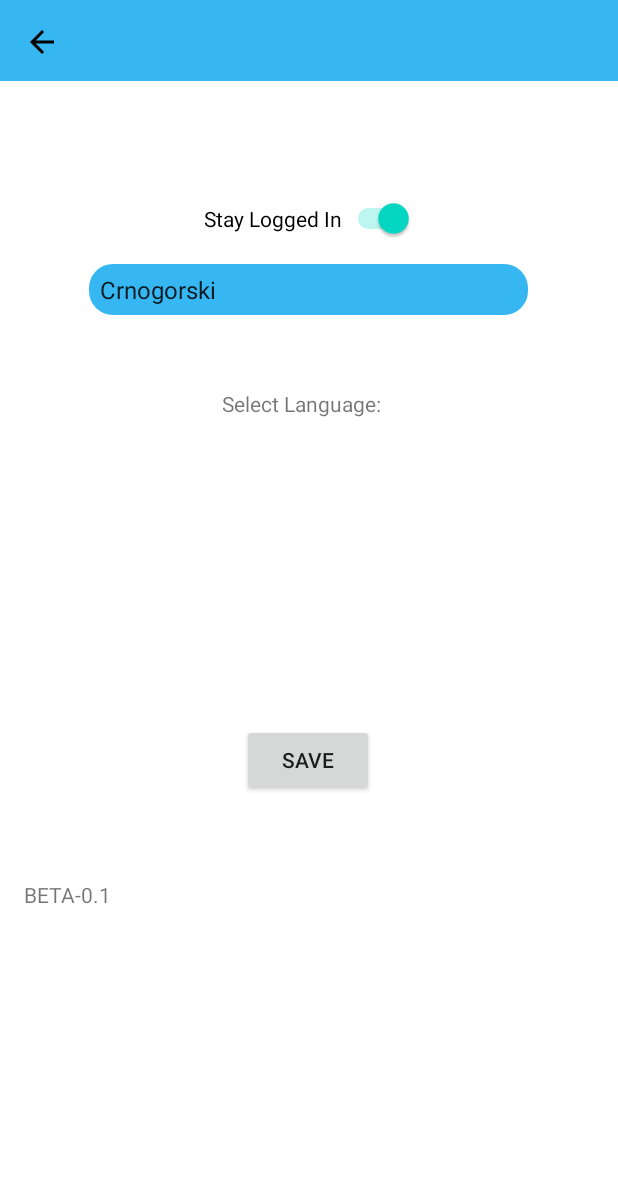
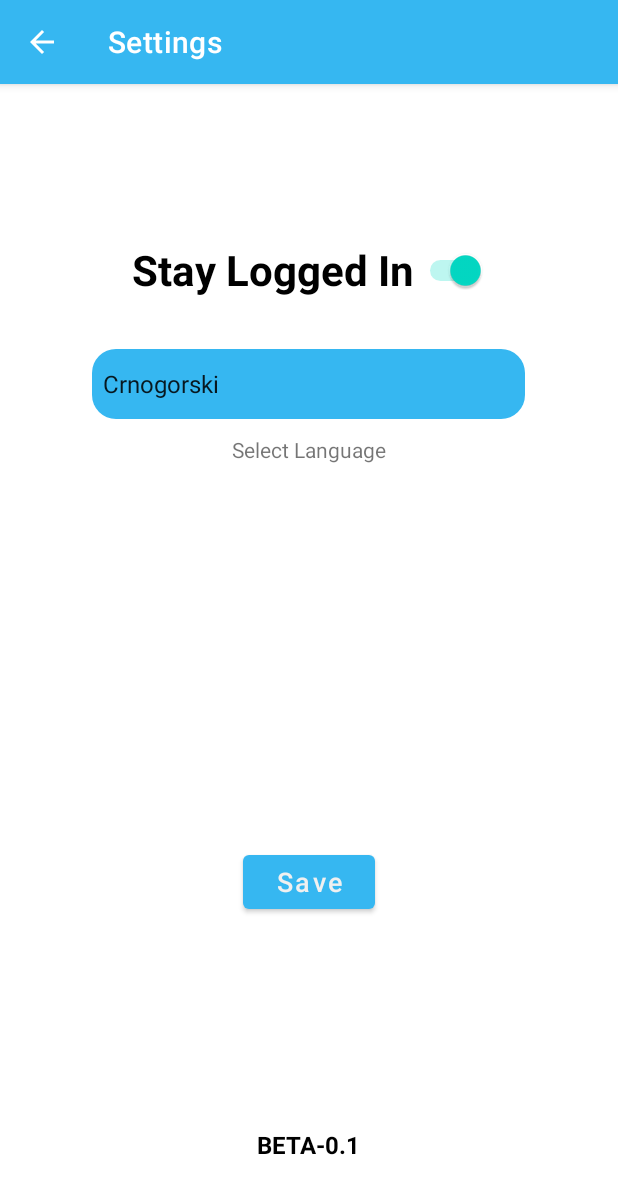
Before and after one commit to djuraskovicc/Unija-Challenge, an Android app: the screen it shows after launch (settings before the commit, Settings after it), after a tap on "Settings", on a phone screen of 412 x 824 dp. Shown: the top 1194 px of the screen. Run offline under Robolectric (Android 15) with nearby library versions, the phone set to English and light mode, and no system bars.

Commit message:
Settings UI updated + http connection update

```diff
--- a/app/src/main/AndroidManifest.xml
+++ b/app/src/main/AndroidManifest.xml
@@ -20,8 +20,10 @@
         android:theme="@style/Theme.Challenge"
         tools:targetApi="31">
         <activity
-            android:name=".settings"
-            android:exported="false" />
+            android:name=".Settings"
+            android:exported="false"
+            android:label="Settings"
+            android:parentActivityName=".MainActivity" />
         <activity
             android:name=".ImageScanner"
             android:exported="false"
--- a/app/src/main/java/com/example/challange/ImageScanner.java
+++ b/app/src/main/java/com/example/challange/ImageScanner.java
@@ -1,41 +1,25 @@
 package com.example.challange;
 
-import androidx.activity.result.ActivityResultLauncher;
-import androidx.activity.result.contract.ActivityResultContract;
-import androidx.activity.result.contract.ActivityResultContracts;
-import androidx.annotation.NonNull;
-import androidx.annotation.Nullable;
 import androidx.appcompat.app.AppCompatActivity;
 import androidx.camera.core.CameraSelector;
 import androidx.camera.core.Preview;
 import androidx.camera.lifecycle.ProcessCameraProvider;
 import androidx.camera.view.PreviewView;
-import androidx.core.app.ActivityOptionsCompat;
 import androidx.core.content.ContextCompat;
 
 import android.os.Bundle;
 import android.util.Log;
-import android.view.View;
-import android.widget.EditText;
 import android.widget.ImageButton;
 import android.widget.ImageView;
 import android.widget.TextView;
-
 import com.google.common.util.concurrent.ListenableFuture;
-
-import java.io.IOException;
-import okhttp3.Call;
-import okhttp3.Callback;
 import okhttp3.OkHttpClient;
-import okhttp3.Request;
-import okhttp3.Response;
 
 public class ImageScanner extends AppCompatActivity {
     OkHttpClient httpClient;
     ImageButton clear, camera, copy;
     ImageView scanPicture;
     TextView scanText;
-    String getUrl, postUrl;
     PreviewView cameraView;
     private ListenableFuture<ProcessCameraProvider> cameraProviderFuture;
 
@@ -81,25 +65,4 @@ public class ImageScanner extends AppCompatActivity {
             }
         }, ContextCompat.getMainExecutor(this));
     }
-
-    public void getRequest(){
-        Request request = new Request.Builder().url(getUrl).build();
-
-        httpClient.newCall(request).enqueue(new Callback() {
-            @Override
-            public void onFailure(@NonNull Call call, @NonNull IOException e) {
-                e.printStackTrace();
-            }
-
-            @Override
-            public void onResponse(@NonNull Call call, @NonNull Response response) throws IOException {
-                runOnUiThread(new Runnable() {
-                    @Override
-                    public void run() {
-
-                    }
-                });
-            }
-        });
-    }
 }
--- a/app/src/main/java/com/example/challange/MainActivity.java
+++ b/app/src/main/java/com/example/challange/MainActivity.java
@@ -69,9 +69,8 @@ public class MainActivity extends AppCompatActivity {
 
         MenuItem settings = menu.findItem(R.id.settings);
         settings.setOnMenuItemClickListener(item -> {
-            startActivity(new Intent(MainActivity.this, settings.class));
-            finish();
-            return false;
+            startActivity(new Intent(MainActivity.this, Settings.class));
+            return true;
         });
 
         return true;
--- a/app/src/main/java/com/example/challange/settings.java
+++ b/app/src/main/java/com/example/challange/Settings.java
@@ -1,20 +1,21 @@
 package com.example.challange;
-import android.app.Activity;
+
+import androidx.appcompat.app.AppCompatActivity;
+import android.annotation.SuppressLint;
+import android.content.Intent;
 import android.os.Bundle;
-import android.view.View;
-import android.widget.AdapterView;
 import android.widget.ArrayAdapter;
 import android.widget.Button;
-import android.widget.CompoundButton;
 import android.widget.Spinner;
 import android.widget.Switch;
 
-public class settings extends Activity {
+public class Settings extends AppCompatActivity {
 
-    private Switch stayLoggedInSwitch;
-    private Spinner languageSpinner;
-    private Button saveButton;
+    Switch stayLoggedInSwitch;
+    Spinner languageSpinner;
+    Button saveButton;
 
+    @SuppressLint("MissingInflatedId")
     @Override
     protected void onCreate(Bundle savedInstanceState) {
         super.onCreate(savedInstanceState);
@@ -30,12 +31,10 @@ public class settings extends Activity {
         languageSpinner.setAdapter(adapter);
 
         // Handle the "Save" button click
-        saveButton.setOnClickListener(new View.OnClickListener() {
-            @Override
-            public void onClick(View v) {
-                // Save settings and return to the main activity
-                finish();
-            }
+        saveButton.setOnClickListener(view -> {
+            // Save settings and return to the main activity
+            startActivity(new Intent(Settings.this, MainActivity.class));
+            finish();
         });
     }
 }
--- /dev/null
+++ b/app/src/main/java/com/example/http/HttpComunication.java
@@ -0,0 +1,58 @@
+package com.example.http;
+
+import android.app.Activity;
+import androidx.annotation.NonNull;
+import java.io.File;
+import java.io.IOException;
+import okhttp3.Call;
+import okhttp3.Callback;
+import okhttp3.MediaType;
+import okhttp3.MultipartBody;
+import okhttp3.OkHttpClient;
+import okhttp3.Request;
+import okhttp3.RequestBody;
+import okhttp3.Response;
+
+public class HttpComunication {
+
+    public static void getRequest(Activity activity, OkHttpClient httpClient, File file, String getUrl){
+        Request request = new Request.Builder().url(getUrl).build();
+
+        httpClient.newCall(request).enqueue(new Callback() {
+            @Override
+            public void onFailure(@NonNull Call call, @NonNull IOException e) {
+                e.printStackTrace();
+            }
+
+            @Override
+            public void onResponse(@NonNull Call call, @NonNull Response response) throws IOException {
+                activity.runOnUiThread(() -> {
+                    OkHttpClient client = new OkHttpClient();
+                    RequestBody requestBody = new MultipartBody.Builder().setType(MultipartBody.FORM)
+                            .addFormDataPart("fileUpload", file.getName(),
+                                    RequestBody.create(MediaType.parse("text/json"), file))
+                            .build();
+
+                    Request request1 = new Request.Builder()
+                            .url(getUrl)
+                            .post(requestBody)
+                            .build();
+                    Response response1;
+                    try {
+                        response1 = client.newCall(request1).execute();
+                    } catch (IOException e) {
+                        throw new RuntimeException(e);
+                    }
+
+                    if (response1.code() != 200) {
+                        System.out.println("Something went wrong");
+                    }
+                });
+            }
+        });
+    }
+
+    public static void postRequest(){
+
+    }
+}
--- a/app/src/main/res/drawable/settings.xml
+++ b/app/src/main/res/drawable/settings.xml
@@ -1,4 +1,4 @@
-<vector android:height="24dp" android:tint="#000000"
+<vector android:height="24dp" android:tint="#FFFFFF"
     android:viewportHeight="24" android:viewportWidth="24"
     android:width="24dp" xmlns:android="http://schemas.android.com/apk/res/android">
     <path android:fillColor="@android:color/white" android:pathData="M19.14,12.94c0.04,-0.3 0.06,-0.61 0.06,-0.94c0,-0.32 -0.02,-0.64 -0.07,-0.94l2.03,-1.58c0.18,-0.14 0.23,-0.41 0.12,-0.61l-1.92,-3.32c-0.12,-0.22 -0.37,-0.29 -0.59,-0.22l-2.39,0.96c-0.5,-0.38 -1.03,-0.7 -1.62,-0.94L14.4,2.81c-0.04,-0.24 -0.24,-0.41 -0.48,-0.41h-3.84c-0.24,0 -0.43,0.17 -0.47,0.41L9.25,5.35C8.66,5.59 8.12,5.92 7.63,6.29L5.24,5.33c-0.22,-0.08 -0.47,0 -0.59,0.22L2.74,8.87C2.62,9.08 2.66,9.34 2.86,9.48l2.03,1.58C4.84,11.36 4.8,11.69 4.8,12s0.02,0.64 0.07,0.94l-2.03,1.58c-0.18,0.14 -0.23,0.41 -0.12,0.61l1.92,3.32c0.12,0.22 0.37,0.29 0.59,0.22l2.39,-0.96c0.5,0.38 1.03,0.7 1.62,0.94l0.36,2.54c0.05,0.24 0.24,0.41 0.48,0.41h3.84c0.24,0 0.44,-0.17 0.47,-0.41l0.36,-2.54c0.59,-0.24 1.13,-0.56 1.62,-0.94l2.39,0.96c0.22,0.08 0.47,0 0.59,-0.22l1.92,-3.32c0.12,-0.22 0.07,-0.47 -0.12,-0.61L19.14,12.94zM12,15.6c-1.98,0 -3.6,-1.62 -3.6,-3.6s1.62,-3.6 3.6,-3.6s3.6,1.62 3.6,3.6S13.98,15.6 12,15.6z"/>
--- a/app/src/main/res/layout/activity_settings.xml
+++ b/app/src/main/res/layout/activity_settings.xml
@@ -1,83 +1,63 @@
 <?xml version="1.0" encoding="utf-8"?>
-<androidx.constraintlayout.widget.ConstraintLayout xmlns:android="http://schemas.android.com/apk/res/android"
+<RelativeLayout xmlns:android="http://schemas.android.com/apk/res/android"
     xmlns:app="http://schemas.android.com/apk/res-auto"
     xmlns:tools="http://schemas.android.com/tools"
     android:layout_width="match_parent"
     android:layout_height="match_parent"
-    tools:context=".settings">
-
-    <!-- Blue top bar -->
-    <View
-        android:id="@+id/topBar"
-        android:layout_width="match_parent"
-        android:layout_height="54dp"
-        android:background="#36B7F1"
-        app:layout_constraintTop_toTopOf="parent"
-        app:layout_constraintStart_toStartOf="parent"
-        app:layout_constraintEnd_toEndOf="parent" />
-
-    <!-- Add an ImageButton at the top-left corner -->
-    <ImageButton
-        android:id="@+id/backButton"
-        android:layout_width="wrap_content"
-        android:layout_height="wrap_content"
-        android:layout_marginStart="16dp"
-        android:layout_marginTop="16dp"
-        android:background="@drawable/arrow_back"
-        app:layout_constraintStart_toStartOf="parent"
-        app:layout_constraintTop_toTopOf="parent" />
+    tools:context=".Settings"
+    tools:ignore="UseSwitchCompatOrMaterialXml">
 
     <Switch
         android:id="@+id/stayLoggedInSwitch"
         android:layout_width="wrap_content"
         android:layout_height="wrap_content"
-        android:layout_marginStart="136dp"
-        android:layout_marginTop="132dp"
+        android:layout_centerHorizontal="true"
+        android:layout_marginTop="100dp"
         android:checked="true"
-        android:text="Stay Logged In"
-        app:layout_constraintStart_toStartOf="parent"
-        app:layout_constraintTop_toTopOf="parent" />
+        android:fontFamily="sans-serif"
+        android:minHeight="48dp"
+        android:text="@string/stay_logged_in"
+        android:textSize="28sp"
+        android:textStyle="bold" />
+
+    <Spinner
+        android:id="@+id/languageSpinner"
+        android:layout_width="290dp"
+        android:layout_height="48dp"
+        android:layout_below="@+id/stayLoggedInSwitch"
+        android:layout_centerHorizontal="true"
+        android:layout_marginTop="28dp"
+        android:background="@drawable/background_language_section" />
 
     <TextView
         android:id="@+id/textView"
         android:layout_width="wrap_content"
         android:layout_height="wrap_content"
-        android:layout_marginStart="148dp"
-        android:layout_marginTop="100dp"
-        android:text="Select Language:"
-        app:layout_constraintStart_toStartOf="parent"
-        app:layout_constraintTop_toBottomOf="@+id/stayLoggedInSwitch" />
-
-    <Spinner
-        android:id="@+id/languageSpinner"
-        android:layout_width="294dp"
-        android:layout_height="35dp"
-        android:layout_marginTop="16dp"
-        app:layout_constraintEnd_toEndOf="parent"
-        app:layout_constraintHorizontal_bias="0.495"
-        app:layout_constraintStart_toStartOf="parent"
-        app:layout_constraintTop_toBottomOf="@+id/stayLoggedInSwitch"
-        android:background="@drawable/background_language_section"/>
+        android:layout_centerHorizontal="true"
+        android:layout_below="@+id/languageSpinner"
+        android:layout_marginTop="10dp"
+        android:text="@string/select_language" />
 
     <Button
         android:id="@+id/saveButton"
         android:layout_width="wrap_content"
         android:layout_height="wrap_content"
-        android:layout_marginTop="272dp"
         android:text="Save"
-        app:layout_constraintEnd_toEndOf="parent"
-        app:layout_constraintHorizontal_bias="0.498"
-        app:layout_constraintStart_toStartOf="parent"
-        app:layout_constraintTop_toBottomOf="@+id/languageSpinner" />
+        android:textSize="18sp"
+        android:textAllCaps="false"
+        android:layout_above="@+id/appVersionText"
+        android:layout_centerHorizontal="true"
+        android:layout_marginBottom="140dp"/>
 
     <TextView
         android:id="@+id/appVersionText"
         android:layout_width="wrap_content"
         android:layout_height="wrap_content"
-        android:layout_marginTop="56dp"
+        android:layout_alignParentBottom="true"
+        android:layout_centerHorizontal="true"
+        android:layout_marginBottom="50dp"
         android:text="@string/app_version"
-        app:layout_constraintEnd_toEndOf="parent"
-        app:layout_constraintHorizontal_bias="0.045"
-        app:layout_constraintStart_toStartOf="parent"
-        app:layout_constraintTop_toBottomOf="@+id/saveButton" />
-</androidx.constraintlayout.widget.ConstraintLayout>
+        android:textSize="16sp"
+        android:textColor="@color/black"
+        android:textStyle="bold"/>
+</RelativeLayout>
--- a/app/src/main/res/values/strings.xml
+++ b/app/src/main/res/values/strings.xml
@@ -19,4 +19,6 @@
     <string name="clear">Clear</string>
     <string name="utilities">Utilities</string>
     <string name="app_version">BETA-0.1</string>
+    <string name="stay_logged_in">Stay Logged In</string>
+    <string name="select_language">Select Language</string>
 </resources>
```
